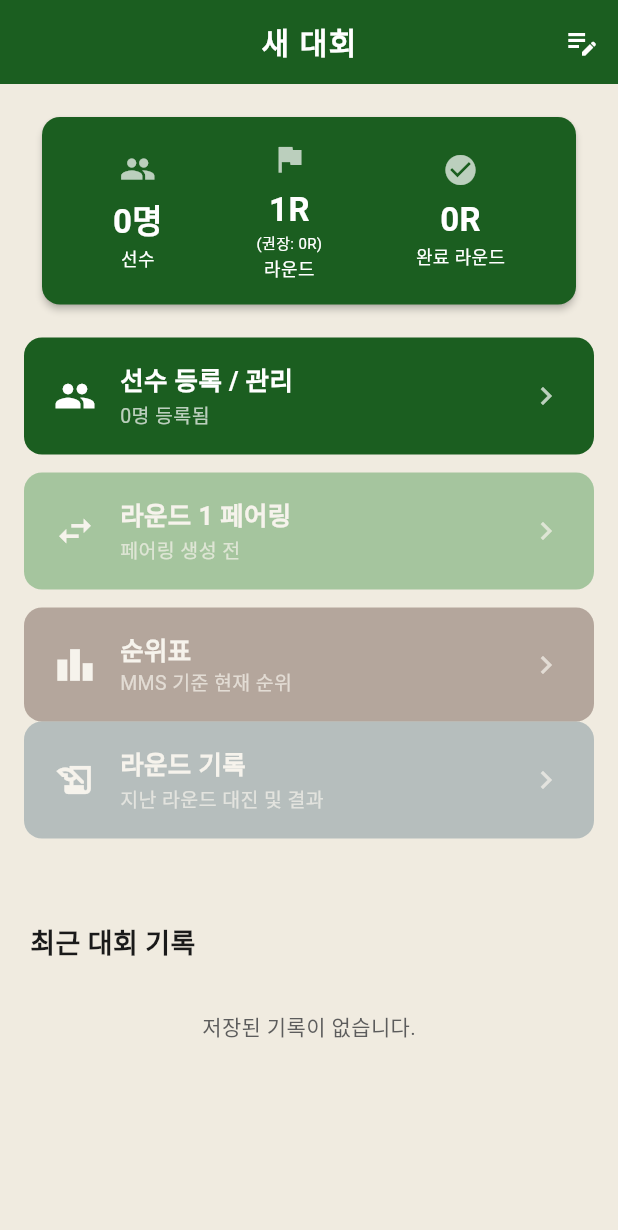
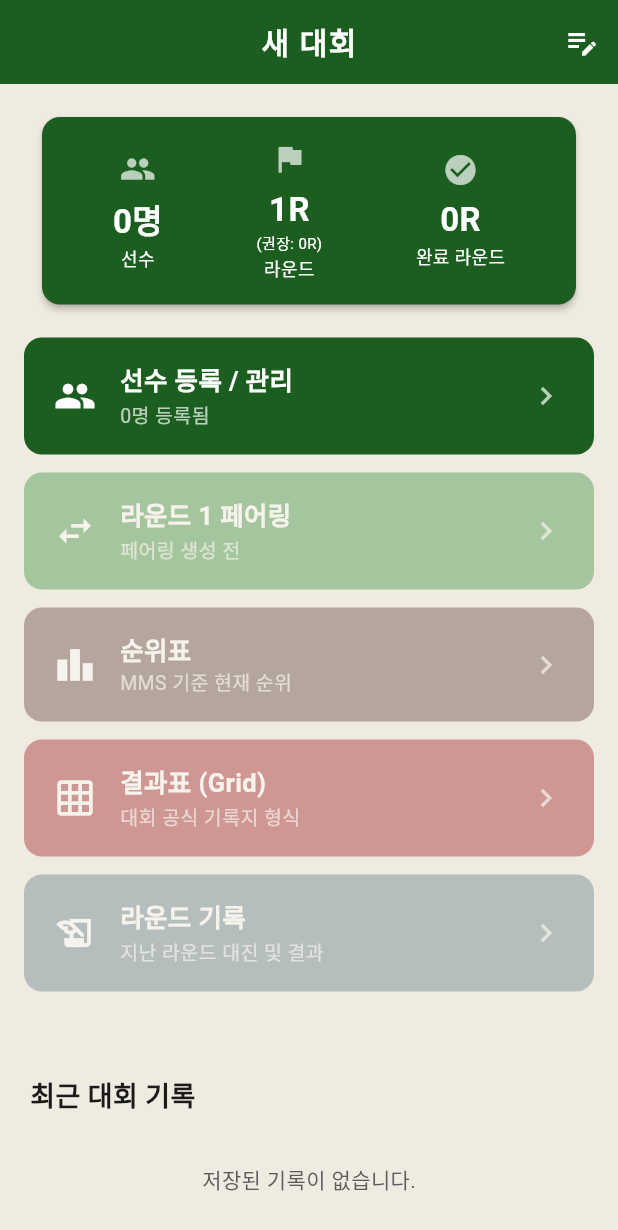
Before and after one commit to JaeHak1981/macmahon, a Flutter app: the screen it shows after launch, on a phone screen of 412 x 824 dp. Shown: the top 1230 px of the screen. Run offline on Flutter 3.47's test engine with Material 3 defaults, Android fonts, the phone set to English and light mode, and no system bars; our stand-ins replace file_picker, flutter_riverpod, shared_preferences; missing offline and left inert: excel.

Commit message:
feat: 공식 대회 기록지 형식의 결과표(Grid) 구현 및 홈 화면 바로가기 추가

```diff
--- a/lib/screens/home_screen.dart
+++ b/lib/screens/home_screen.dart
@@ -85,10 +85,25 @@ class HomeScreen extends ConsumerWidget {
                   ? () => Navigator.push(
                         context,
                         MaterialPageRoute(
-                            builder: (_) => const StandingsScreen()),
+                            builder: (_) => const StandingsScreen(initialIndex: 0)),
                       )
                   : null,
             ),
+            const SizedBox(height: 12),
+            _MenuButton(
+              icon: Icons.grid_on,
+              label: '결과표 (Grid)',
+              subtitle: '대회 공식 기록지 형식',
+              color: const Color(0xFF9E1C22), // 공식 느낌의 어두운 빨강
+              onTap: state.players.isNotEmpty
+                  ? () => Navigator.push(
+                        context,
+                        MaterialPageRoute(
+                            builder: (_) => const StandingsScreen(initialIndex: 1)),
+                      )
+                  : null,
+            ),
+            const SizedBox(height: 12),
             _MenuButton(
               icon: Icons.history_edu,
               label: '라운드 기록',
```
Also changed, not shown: lib/screens/standings_screen.dart (+43 -32 lines).
